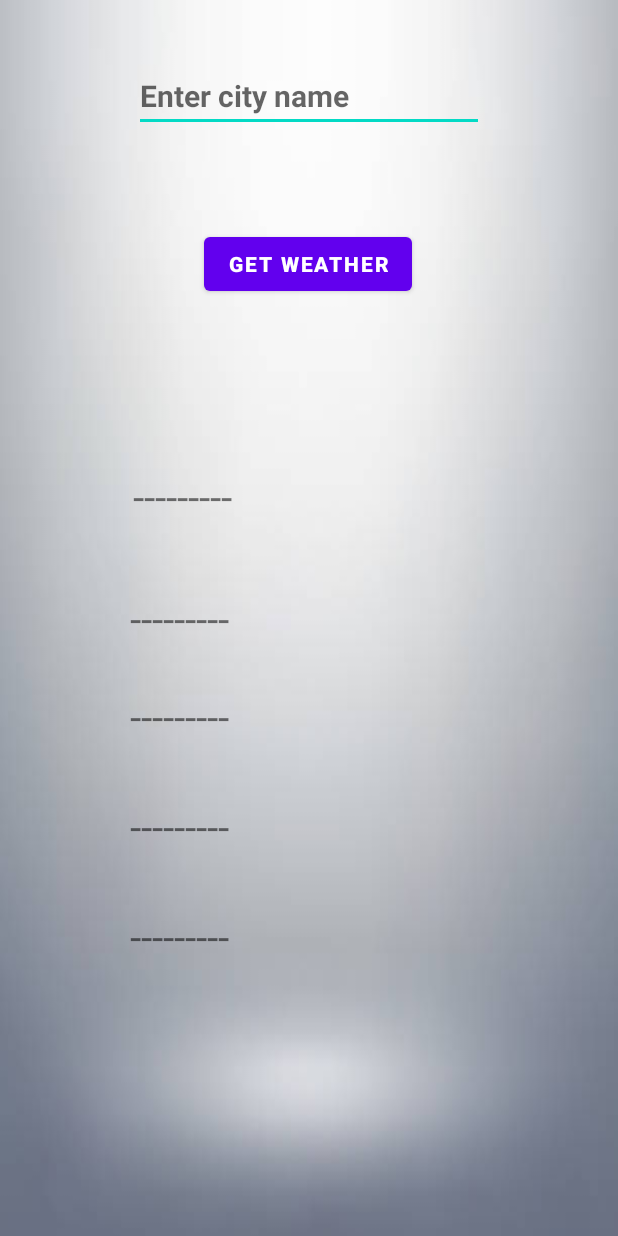
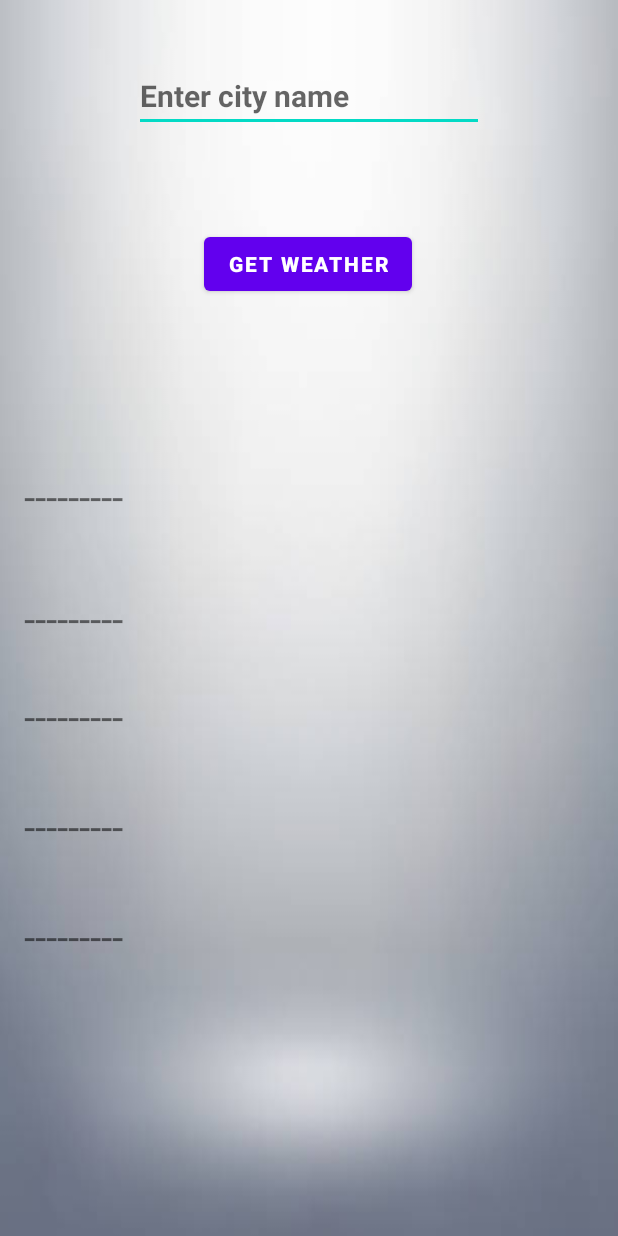
Before and after one commit to Arindam990/KotlinLearning, an Android app: the screen it shows after launch (MainActivity), on a phone screen of 412 x 824 dp. Run offline under Robolectric (Android 15) with nearby library versions, the phone set to English and light mode, and no system bars; our stand-ins replace Volley.

Commit message:
starting left side

```diff
--- a/app/src/main/res/layout/fragment_weather.xml
+++ b/app/src/main/res/layout/fragment_weather.xml
@@ -52,8 +52,9 @@
 
     <TextView
         android:id="@+id/tvSunSetTime"
-        android:layout_width="wrap_content"
+        android:layout_width="0dp"
         android:layout_height="wrap_content"
+        android:layout_marginStart="16dp"
         android:layout_marginTop="112dp"
         android:text="---------"
         android:textSize="27sp"
@@ -64,49 +65,47 @@
 
     <TextView
         android:id="@+id/sunset_textview"
-        android:layout_width="wrap_content"
+        android:layout_width="0dp"
         android:layout_height="wrap_content"
         android:layout_marginTop="44dp"
         android:text="---------"
         android:textSize="27sp"
         app:layout_constraintEnd_toEndOf="parent"
-        app:layout_constraintHorizontal_bias="0.25"
-        app:layout_constraintStart_toStartOf="parent"
+        app:layout_constraintStart_toStartOf="@+id/tvSunSetTime"
         app:layout_constraintTop_toBottomOf="@+id/tvSunSetTime" />
 
     <TextView
         android:id="@+id/wind_speed"
-        android:layout_width="wrap_content"
+        android:layout_width="0dp"
         android:layout_height="wrap_content"
         android:layout_marginTop="28dp"
         android:text="---------"
         android:textSize="27sp"
         app:layout_constraintEnd_toEndOf="parent"
-        app:layout_constraintHorizontal_bias="0.25"
-        app:layout_constraintStart_toStartOf="parent"
+        app:layout_constraintStart_toStartOf="@+id/sunset_textview"
         app:layout_constraintTop_toBottomOf="@+id/sunset_textview" />
 
     <TextView
         android:id="@+id/visibility"
-        android:layout_width="wrap_content"
+        android:layout_width="0dp"
+        android:layout_height="wrap_content"
+        android:layout_marginTop="36dp"
+        android:text="---------"
+        android:textSize="27sp"
+        app:layout_constraintEnd_toEndOf="parent"
+        app:layout_constraintHorizontal_bias="0.0"
+        app:layout_constraintStart_toStartOf="@id/wind_speed"
+        app:layout_constraintTop_toBottomOf="@+id/wind_speed" />
+
+    <TextView
+        android:id="@+id/humidity_textView"
+        android:layout_width="0dp"
         android:layout_height="wrap_content"
         android:layout_marginTop="36dp"
         android:text="---------"
         android:textSize="27sp"
         app:layout_constraintEnd_toEndOf="parent"
         app:layout_constraintHorizontal_bias="0.25"
-        app:layout_constraintStart_toStartOf="parent"
-        app:layout_constraintTop_toBottomOf="@+id/wind_speed" />
-
-    <TextView
-        android:id="@+id/humidity_textView"
-        android:layout_width="wrap_content"
-        android:layout_height="wrap_content"
-        android:layout_marginTop="36dp"
-        android:text="---------"
-        android:textSize="27sp"
-        app:layout_constraintEnd_toEndOf="parent"
-        app:layout_constraintHorizontal_bias="0.25"
-        app:layout_constraintStart_toStartOf="parent"
+        app:layout_constraintStart_toStartOf="@id/visibility"
         app:layout_constraintTop_toBottomOf="@+id/visibility" />
 </androidx.constraintlayout.widget.ConstraintLayout>
```
